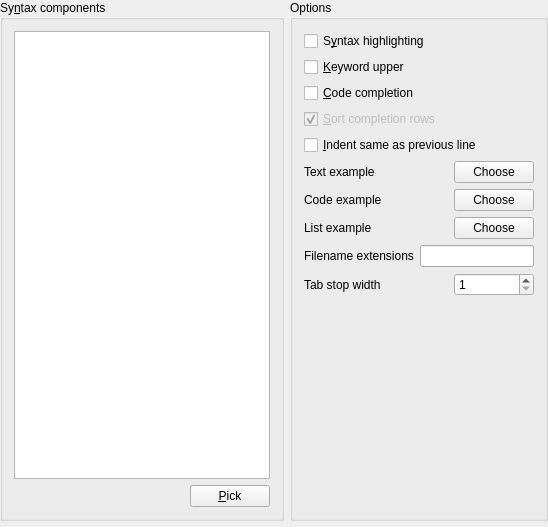
Above: src/tosyntaxsetupui.ui from tora-tool/tora before the change. Below: the same form after it.
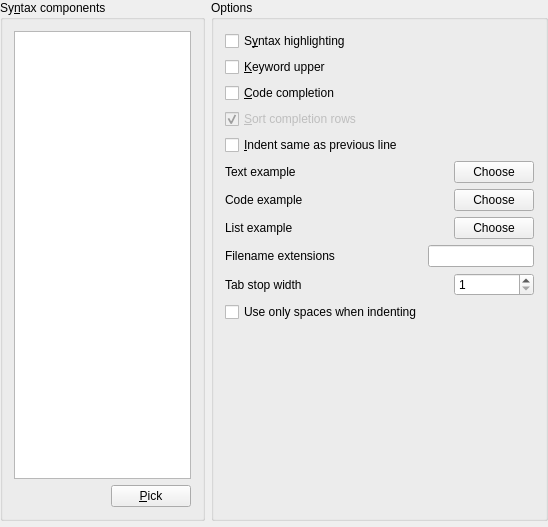
That is the form after the change. Custom widgets are drawn as their Qt base class.

Commit message:
patch consolidates editor preferences for tabs and spaced tab stops to the editor settings, so you don't have to make the same change twice.
also applies these settings to qscintilla in tomarkedtext. cleans up
the members a bit -- two copies of the same data as a static member
and another in file scope.

```diff
--- a/src/tosyntaxsetupui.ui
+++ b/src/tosyntaxsetupui.ui
@@ -178,7 +178,7 @@
         </property>
        </widget>
       </item>
-      <item row="10" column="1" >
+      <item row="11" column="1" >
        <spacer>
         <property name="orientation" >
          <enum>Qt::Vertical</enum>
@@ -220,6 +220,16 @@
         </property>
        </widget>
       </item>
+      <item row="10" column="0" >
+       <widget class="QCheckBox" name="TabSpaces" >
+        <property name="toolTip" >
+         <string>If set the editor will insert spaces rather than tabs</string>
+        </property>
+        <property name="text" >
+         <string>Use only spaces when indenting</string>
+        </property>
+       </widget>
+      </item>
      </layout>
     </widget>
    </item>
```
The commit also changes 7 other files.
